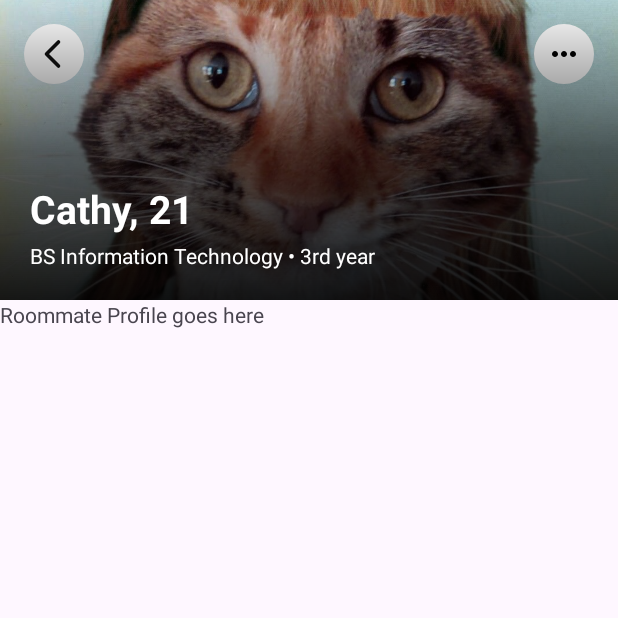
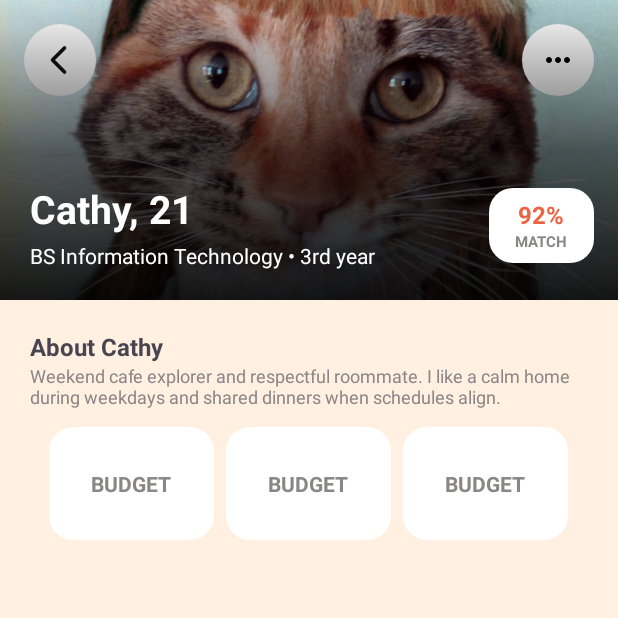
Before and after one commit to geezerbeez/DormMate, an Android app: the RoommateProfileActivity screen opened directly, with no data from a screen before it, on a phone screen of 412 x 824 dp, the top half of it. Run offline under Robolectric (Android 15) with nearby library versions, the phone set to English and light mode, and no system bars.

Commit message:
feat: add more details for roommate profile

```diff
--- /dev/null
+++ b/app/src/main/res/drawable/bg_rounded_container.xml
@@ -0,0 +1,9 @@
+<?xml version="1.0" encoding="utf-8"?>
+<shape xmlns:android="http://schemas.android.com/apk/res/android"
+    android:shape="rectangle">
+
+    <solid android:color="@color/white"/>
+
+    <corners android:radius="16dp"/>
+
+</shape>
--- a/app/src/main/res/layout/roommate_profile.xml
+++ b/app/src/main/res/layout/roommate_profile.xml
@@ -6,6 +6,7 @@
     android:layout_width="match_parent"
     android:layout_height="match_parent"
     android:orientation="vertical"
+    android:background="@color/cream"
     tools:context=".RoommateProfileActivity">
 
 
@@ -29,8 +30,8 @@
 
             <ImageButton
                 android:id="@+id/btnBack"
-                android:layout_width="40dp"
-                android:layout_height="40dp"
+                android:layout_width="48dp"
+                android:layout_height="48dp"
                 android:background="@drawable/circle_button"
                 android:contentDescription="Back"
                 android:layout_margin="16dp"
@@ -44,8 +45,8 @@
 
             <ImageButton
                 android:id="@+id/btnMenu"
-                android:layout_width="40dp"
-                android:layout_height="40dp"
+                android:layout_width="48dp"
+                android:layout_height="48dp"
                 android:background="@drawable/circle_button"
                 android:contentDescription="Menu"
                 android:layout_margin="16dp"
@@ -53,9 +54,6 @@
                 android:src="@drawable/ic_menu" />
 
         </LinearLayout>
-
-
-
 
         <View
             android:layout_width="match_parent"
@@ -67,6 +65,13 @@
             android:layout_width="match_parent"
             android:layout_height="wrap_content"
             android:layout_gravity="bottom"
+            android:orientation="horizontal"
+            android:gravity="center_vertical">
+
+            <LinearLayout
+                android:layout_width="0dp"
+                android:layout_height="wrap_content"
+                android:layout_weight="1"
                 android:orientation="vertical"
                 android:padding="20dp">
 
@@ -90,11 +95,137 @@
 
             </LinearLayout>
 
+            <LinearLayout
+                android:layout_width="70dp"
+                android:layout_height="50dp"
+                android:layout_marginEnd="16dp"
+                android:background="@drawable/bg_rounded_container"
+                android:gravity="center"
+                android:orientation="vertical"
+                android:padding="2dp">
+
+                <TextView
+                    android:id="@+id/compatibilityPercent"
+                    android:layout_width="wrap_content"
+                    android:layout_height="wrap_content"
+                    android:text="92%"
+                    android:textColor="@color/orange"
+                    android:textSize="16sp"
+                    android:textStyle="bold" />
+
+                <TextView
+                    android:layout_width="wrap_content"
+                    android:layout_height="wrap_content"
+                    android:text="MATCH"
+                    android:textAllCaps="true"
+                    android:textSize="10sp"
+                    android:textColor="@color/darkGrey"
+                    android:textStyle="bold" />
+
+            </LinearLayout>
+
+        </LinearLayout>
+
     </FrameLayout>
 
+    <LinearLayout
+        android:layout_width="match_parent"
+        android:layout_height="wrap_content"
+        android:orientation="vertical"
+        android:padding="20dp">
+
         <TextView
+            android:id="@+id/aboutUser"
+            android:layout_width="wrap_content"
+            android:layout_height="wrap_content"
+            android:text="About Cathy"
+            android:textSize="16sp"
+            android:textStyle="bold"/>
+
+        <TextView
+            android:id="@+id/aboutDesc"
+            android:layout_width="wrap_content"
+            android:layout_height="wrap_content"
+            android:text="Weekend cafe explorer and respectful roommate. I like a calm home during weekdays and shared dinners when schedules align."
+            android:textColor="@color/darkGrey"
+            android:textSize="12sp"/>
+
+        <LinearLayout
             android:layout_width="match_parent"
-        android:layout_height="match_parent"
-        android:text="Roommate Profile goes here"/>
+            android:layout_height="wrap_content"
+            android:orientation="horizontal"
+            android:layout_marginTop="8dp"
+            android:gravity="center">
+
+            <LinearLayout
+                android:layout_width="wrap_content"
+                android:layout_height="wrap_content"
+                android:orientation="vertical"
+                android:layout_margin="4dp"
+                android:padding="12dp"
+                android:background="@drawable/bg_rounded_container">
+
+                <TextView
+                android:layout_width="wrap_content"
+                android:layout_height="wrap_content"
+                android:text="BUDGET"
+                android:textAllCaps="true"
+                android:textColor="@color/darkGrey"
+                android:textSize="14sp"
+                android:textStyle="bold"
+                android:padding="16dp"/>
+
 
             </LinearLayout>
+
+            <LinearLayout
+                android:layout_width="wrap_content"
+                android:layout_height="wrap_content"
+                android:orientation="vertical"
+                android:layout_margin="4dp"
+                android:padding="12dp"
+                android:background="@drawable/bg_rounded_container">
+
+                <TextView
+                    android:layout_width="wrap_content"
+                    android:layout_height="wrap_content"
+                    android:text="BUDGET"
+                    android:textAllCaps="true"
+                    android:textColor="@color/darkGrey"
+                    android:textSize="14sp"
+                    android:textStyle="bold"
+                    android:padding="16dp"/>
+
+
+            </LinearLayout>
+
+            <LinearLayout
+                android:layout_width="wrap_content"
+                android:layout_height="wrap_content"
+                android:orientation="vertical"
+                android:layout_margin="4dp"
+                android:padding="12dp"
+                android:background="@drawable/bg_rounded_container">
+
+                <TextView
+                    android:layout_width="wrap_content"
+                    android:layout_height="wrap_content"
+                    android:text="BUDGET"
+                    android:textAllCaps="true"
+                    android:textColor="@color/darkGrey"
+                    android:textSize="14sp"
+                    android:textStyle="bold"
+                    android:padding="16dp"/>
+
+
+            </LinearLayout>
+
+
+
+
+        </LinearLayout>
+
+
+    </LinearLayout>
+
+</LinearLayout>
```
Lines whose indentation alone changed are shown as unchanged.
